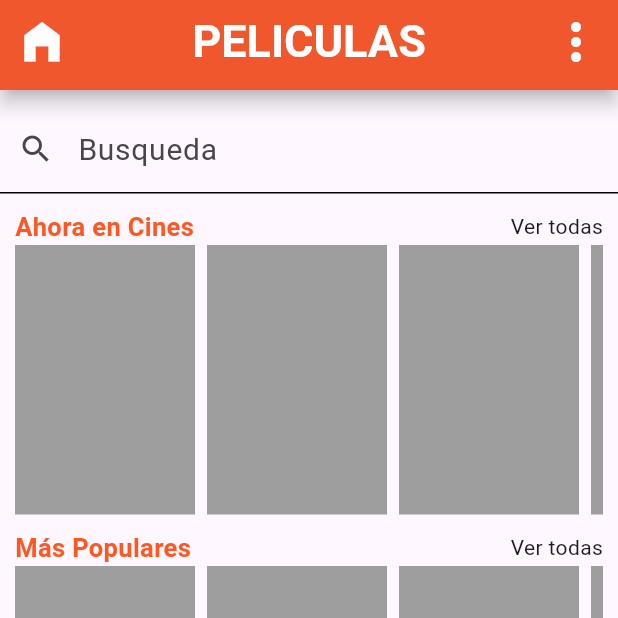
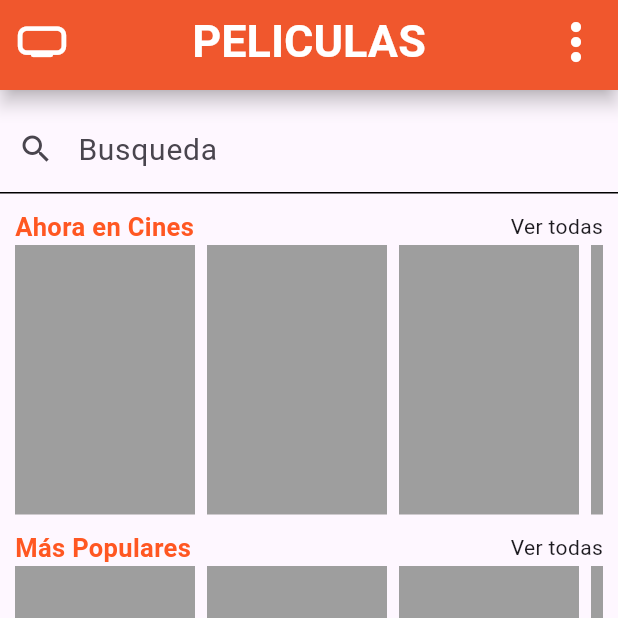
Before and after one commit to cvidaal/peliculas, a Flutter app: the HomeScreen screen opened directly, on a phone screen of 412 x 824 dp, the top half of it. Run offline on Flutter 3.47's test engine with Material 3 defaults, Android fonts, the phone set to English and light mode, and no system bars.

```diff
--- /dev/null
+++ b/lib/entities/pelicula.dart
@@ -0,0 +1,49 @@
+class Pelicula{
+  int idpelicula;
+  String titulo;
+  bool adultos;
+  String? backdropPath;
+  List<String> generos;
+  String tituloOriginal;
+  String sinopsis;
+  double popularidad;
+  String? posterPath;
+  String? fechaLanzamiento;
+  bool video;
+  double mediaVotos;
+  int numVotos;
+
+  Pelicula({
+    required this.idpelicula,
+    required this.titulo,
+    required this.adultos,
+    this.backdropPath,
+    required this.generos,
+    required this.tituloOriginal,
+    required this.sinopsis,
+    required this.popularidad,
+    this.posterPath,
+    this.fechaLanzamiento,
+    required this.video,
+    required this.mediaVotos,
+    required this.numVotos
+  });
+
+  factory Pelicula.fromJson(Map<String, dynamic> json) {
+    return Pelicula(
+        adultos: json["adult"],
+        backdropPath: json["backdrop_path"],
+        generos: List<String>.from(json["genres"].map((genero) => genero.name)),
+        idpelicula: json["id"],
+        tituloOriginal: json["original_title"],
+        sinopsis: json['overview'],
+        popularidad: json["popularity"]?.toDouble(),
+        posterPath: json["poster_path"],
+        fechaLanzamiento: json["release_date"],
+        titulo: json["title"],
+        video: json["video"],
+        mediaVotos: json["vote_average"]?.toDouble(),
+        numVotos: json["vote_count"],
+    );
+}
+}
--- /dev/null
+++ b/lib/entities/populares.dart
@@ -0,0 +1,21 @@
+import 'dart:convert';
+import 'pelicula.dart';
+
+class Populares {
+    final int pagina;
+    final List<Pelicula> resultados;
+
+
+    Populares({
+        required this.pagina,
+        required this.resultados,
+    });
+
+    factory Populares.fromRawJson(String str) => Populares.fromJson(json.decode(str));
+
+    factory Populares.fromJson(Map<String, dynamic> json) => Populares(
+        pagina: json["page"],
+        resultados: List<Pelicula>.from(json["results"].map((pelicula) => Pelicula.fromJson(pelicula))),
+    );
+
+}
--- a/lib/widgets/appbar_home_widget.dart
+++ b/lib/widgets/appbar_home_widget.dart
@@ -24,12 +24,17 @@ class AppbarHome extends StatelessWidget implements PreferredSizeWidget {
           //Para poner objetos en la derecha
           BotonOpciones()
         ],
-        leading: const Icon(
-          Icons.home_filled,
-          color: Colors.white,
-          size: 35,
-        ), //Para poner 1 objeto en la izquierda.
-      );
+        leading: IconButton(
+          onPressed: () {
+            Navigator.of(context).pushNamed('home'); // Ruta para ir al home
+          },
+          icon: const Icon(
+            Icons.home_max_rounded,
+            color: Colors.white,
+            size: 35,
+            ),
+          )
+        ); //Para poner 1 objeto en la izquierda
   }
 
 }
```
Also changed, not shown: lib/providers/pelicula_providers.dart (added, +37 -0 lines), pubspec.yaml (+4 -17 lines), pubspec.lock.
